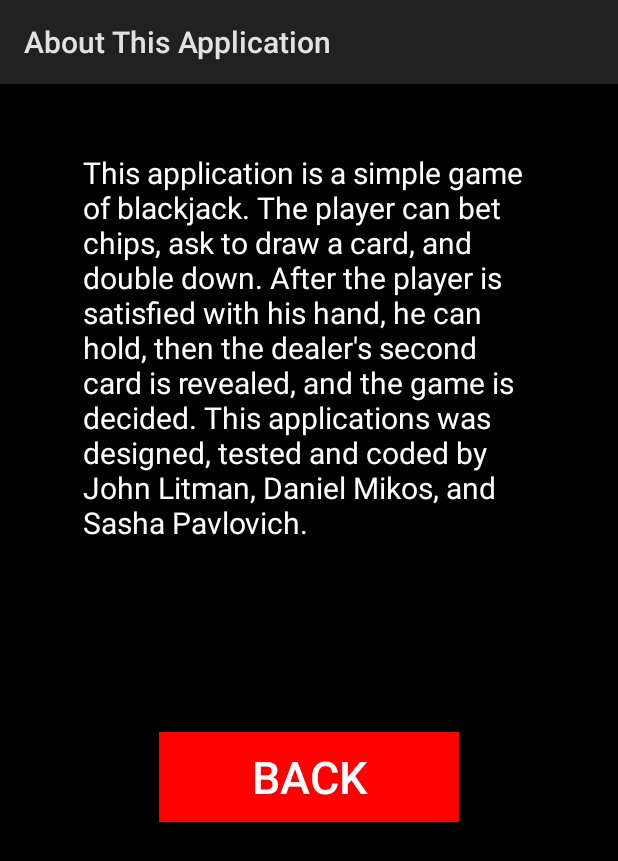
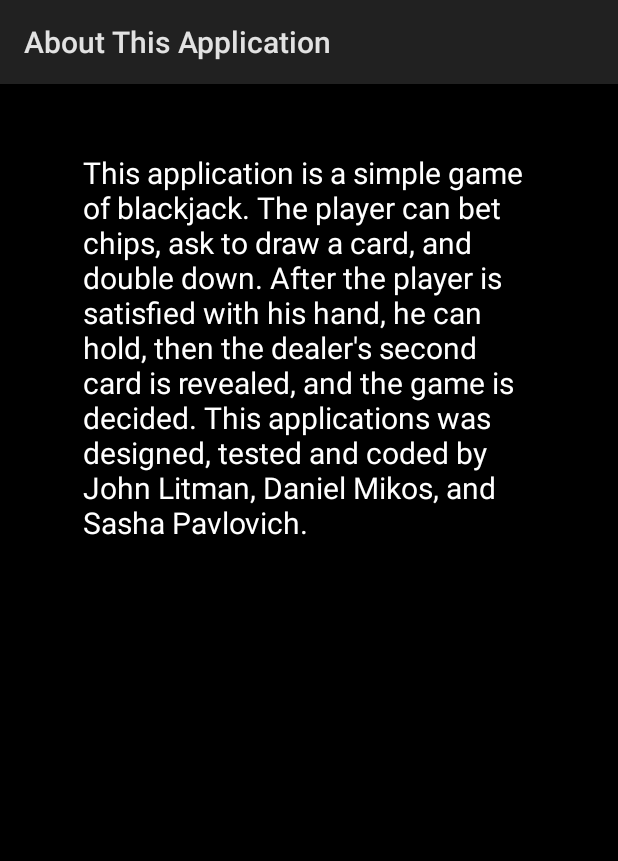
Before and after one commit to mikosd/Soft11, an Android app: the AboutActivity screen opened directly, with no data from a screen before it, on a phone screen of 412 x 824 dp. Shown: the top 861 px of the screen. Run offline under Robolectric (Android 15) with nearby library versions, the phone set to English and light mode, and no system bars; 1 statement that could not run was skipped.

Commit message:
Removed The Back Button from the About Activity to remove clutter

```diff
--- a/app/src/main/res/layout/activity_about.xml
+++ b/app/src/main/res/layout/activity_about.xml
@@ -6,21 +6,6 @@
     android:layout_height="match_parent"
     android:background="@color/colorBlack"
     tools:context="com.example.mikos.soft11.AboutActivity">
-
-    <Button
-        android:id="@+id/button_back"
-        android:layout_width="200dp"
-        android:layout_height="60dp"
-        android:layout_marginEnd="8dp"
-        android:layout_marginStart="8dp"
-        android:layout_marginTop="432dp"
-        android:background="#f00"
-        android:text="BACK"
-        android:textColor="#fff"
-        android:textSize="30sp"
-        app:layout_constraintEnd_toEndOf="parent"
-        app:layout_constraintStart_toStartOf="parent"
-        app:layout_constraintTop_toTopOf="parent" />
 
     <TextView
         android:id="@+id/textView_about"
```
